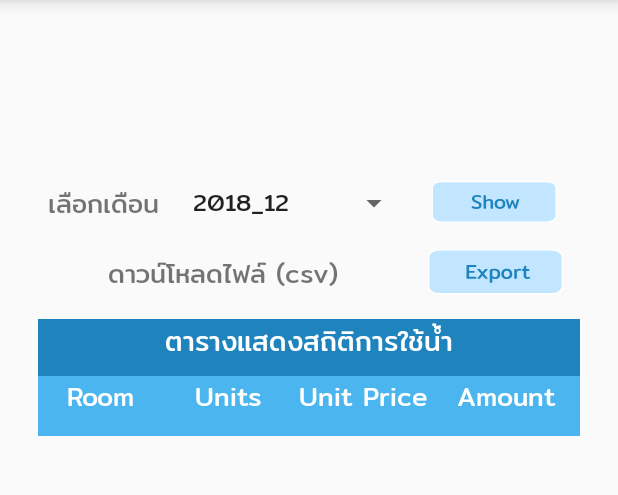
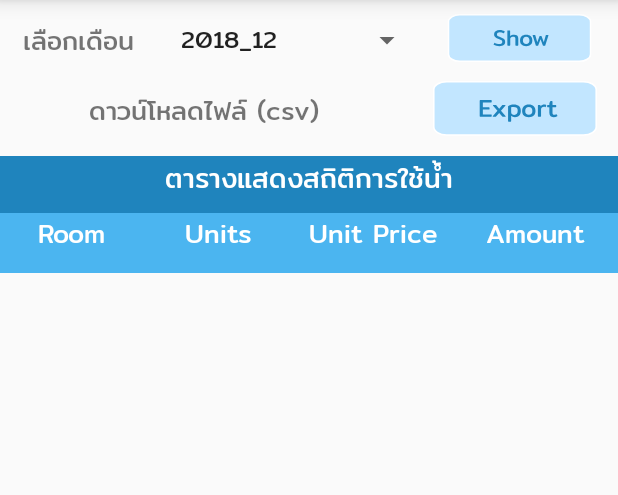
Before and after one commit to Suppasek/WaterUsageChecker, an Android app: the fragment OverallFragment placed in its activity, after a tap on an icon or button, on a phone screen of 412 x 824 dp, the part 84-579 px from its top. Run offline under Robolectric (Android 15) with nearby library versions, the phone set to English and light mode, and no system bars; our stand-ins replace Firebase (no records; nobody signed in at launch, a user with empty details on screens opened directly); 3 statements that could not run were skipped.

```diff
--- a/app/build.gradle
+++ b/app/build.gradle
@@ -27,9 +27,13 @@ dependencies {
     testImplementation 'junit:junit:4.12'
     androidTestImplementation 'com.android.support.test:runner:1.0.2'
     androidTestImplementation 'com.android.support.test.espresso:espresso-core:3.0.2'
+
     implementation 'com.google.firebase:firebase-core:16.0.1'
     implementation 'com.google.firebase:firebase-auth:16.0.3'
     implementation 'com.google.firebase:firebase-firestore:17.1.0'
+
+    implementation 'com.google.firebase:firebase-storage:11.8.0'
+
     implementation 'com.android.support:cardview-v7:28.0.0'
 }
 apply plugin: 'com.google.gms.google-services'
--- a/app/src/main/java/com/kmitl/vpower/waterusagechecker/OverallFragment.java
+++ b/app/src/main/java/com/kmitl/vpower/waterusagechecker/OverallFragment.java
@@ -24,6 +24,7 @@ import android.widget.Toast;
 
 import com.google.android.gms.tasks.OnCompleteListener;
 import com.google.android.gms.tasks.OnFailureListener;
+import com.google.android.gms.tasks.OnSuccessListener;
 import com.google.android.gms.tasks.Task;
 import com.google.firebase.auth.FirebaseAuth;
 import com.google.firebase.firestore.DocumentReference;
@@ -32,7 +33,14 @@ import com.google.firebase.firestore.FirebaseFirestore;
 import com.google.firebase.firestore.Query;
 import com.google.firebase.firestore.QueryDocumentSnapshot;
 import com.google.firebase.firestore.QuerySnapshot;
+import com.google.firebase.storage.FirebaseStorage;
+import com.google.firebase.storage.StorageReference;
+import com.google.firebase.storage.UploadTask;
 
+import java.io.File;
+import java.io.FileInputStream;
+import java.io.FileNotFoundException;
+import java.io.InputStream;
 import java.sql.Date;
 import java.text.SimpleDateFormat;
 import java.util.ArrayList;
@@ -58,11 +66,18 @@ public class OverallFragment extends Fragment {
 
     private ImageButton logoutBtn;
 
+    private StorageReference storageRef;
+    private StorageReference imageRef;
+    private UploadTask mUploadTask;
+    private FirebaseStorage firebaseStorage;
+
     //merge complete
     public OverallFragment() {
         this.firebaseAuth = FirebaseAuth.getInstance();
         this.firebaseFirestore = FirebaseFirestore.getInstance();
         this.waterRecords = new ArrayList<WaterRecord>();
+        this.firebaseStorage = FirebaseStorage.getInstance();
+        this.storageRef = firebaseStorage.getReference();
     }
 
     @Override
@@ -142,19 +157,36 @@ public class OverallFragment extends Fragment {
                 Log.d("CSV", "Before CsvFileWriter recDtae = " + recDate);
                 if (checkData > 0) {
                     Log.d("CSV", "There are " + intToStr(checkData) + " records for CSV");
-                    CsvFileWriter.writeCsvFile(recDate, waterRecords, getActivity(), getContext());
-                    Toast.makeText(getActivity(),
-                            "Success",
-                            Toast.LENGTH_SHORT
-                    ).show();
-                } else {
-                    Log.d("CSV", "There are no data for CSV");
-                    Toast.makeText(getActivity(),
-                            "There are no data for this month.",
-                            Toast.LENGTH_SHORT
-                    ).show();
+                    File csvFile = CsvFileWriter.writeCsvFile(recDate, waterRecords, getActivity(), getContext());
+                    uploadFromStream(csvFile);
                 }
+            }
+        });
+    }
 
+    private void uploadFromStream(File file) {
+//        Helper.showDialog(this);
+        InputStream stream = null;
+        try {
+            stream = new FileInputStream(file);
+        } catch (FileNotFoundException e) {
+            e.printStackTrace();
+        }
+        imageRef = storageRef.child("reports/" + file.getName());
+        mUploadTask = imageRef.putStream(stream);
+        mUploadTask.addOnFailureListener(new OnFailureListener() {
+            @Override
+            public void onFailure(@NonNull Exception exception) {
+//                Helper.dismissDialog();
+//                mTextView.setText(String.format("Failure: %s", exception.getMessage()));
+                Log.d("CSV", exception.getMessage());
+            }
+        }).addOnSuccessListener(new OnSuccessListener<UploadTask.TaskSnapshot>() {
+            @Override
+            public void onSuccess(UploadTask.TaskSnapshot taskSnapshot) {
+//                Helper.dismissDialog();
+//                mTextView.setText(taskSnapshot.getDownloadUrl().toString());
+                Log.d("CSV", "Success URL = " + taskSnapshot.getDownloadUrl().toString());
             }
         });
     }
@@ -194,12 +226,6 @@ public class OverallFragment extends Fragment {
 
         final WaterRecordAdapter recordAdapter = new WaterRecordAdapter(getActivity(), R.layout.fragment_overall_item, waterRecords);
 
-//        recordAdapter.sort(new Comparator<WaterRecord>() {
-//            @Override
-//            public int compare(WaterRecord o1, WaterRecord o2) {
-//                return o1.compareTo(o2);
-//            }
-//        });
         recordTable.setAdapter(recordAdapter);
         waterRecords.clear();
         checkData = 0;
--- a/app/src/main/res/layout/fragment_overall_new.xml
+++ b/app/src/main/res/layout/fragment_overall_new.xml
@@ -13,19 +13,13 @@
 
     <LinearLayout
         android:id="@+id/linearLayout3"
-        android:layout_width="361dp"
-        android:layout_height="495dp"
-        android:layout_marginStart="8dp"
-        android:layout_marginLeft="8dp"
-        android:layout_marginTop="8dp"
-        android:layout_marginEnd="8dp"
-        android:layout_marginRight="8dp"
-        android:layout_marginBottom="8dp"
+        android:layout_width="wrap_content"
+        android:layout_height="0dp"
         android:orientation="vertical"
         app:layout_constraintBottom_toBottomOf="parent"
         app:layout_constraintEnd_toEndOf="parent"
         app:layout_constraintStart_toStartOf="parent"
-        app:layout_constraintTop_toTopOf="@+id/water_record_toolbar">
+        app:layout_constraintTop_toBottomOf="@+id/water_record_toolbar">
 
         <LinearLayout
             android:layout_width="match_parent"
@@ -73,8 +67,8 @@
                 android:layout_gravity="center_vertical"
                 android:layout_weight="1"
                 android:text="ดาวน์โหลดไฟล์ (csv)"
-                android:textSize="17dp"
-                android:textAlignment="center" />
+                android:textAlignment="center"
+                android:textSize="17dp" />
 
             <ImageView
                 android:id="@+id/fragment_overall_csv_btn"
```
Also changed, not shown: app/src/main/java/com/kmitl/vpower/waterusagechecker/CsvFileWriter.java (+18 -23 lines), build.gradle (+13 -0 lines), 1 other file.
